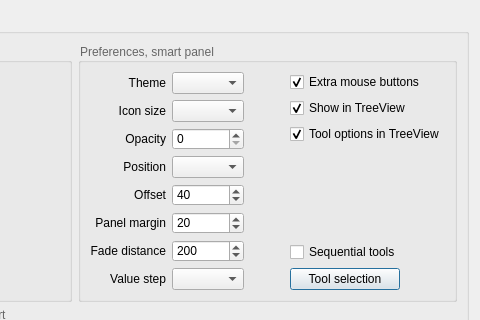
Above: addon/addFC/ui/pref_other.ui from GS90/addFC before the change; both pictures show x 232 to 712 and y 107 to 427 of the 712 by 730 pixel window. Below: the same form after it.
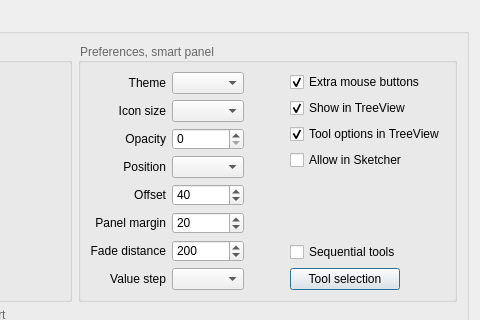
That is the form after the change.

Commit message: HUD: Sketcher workbench support added

Patch:
```diff
--- a/addon/addFC/ui/pref_other.ui
+++ b/addon/addFC/ui/pref_other.ui
@@ -389,6 +389,16 @@
                </property>
               </widget>
              </item>
+             <item>
+              <widget class="QCheckBox" name="checkBox_hud_allow_in_sketcher">
+               <property name="toolTip">
+                <string>Enable this panel to work in the Sketcher workbench</string>
+               </property>
+               <property name="text">
+                <string>Allow in Sketcher</string>
+               </property>
+              </widget>
+             </item>
              <item>
               <spacer name="verticalSpacer_6">
                <property name="orientation">
```
The commit also changes 10 other files.
